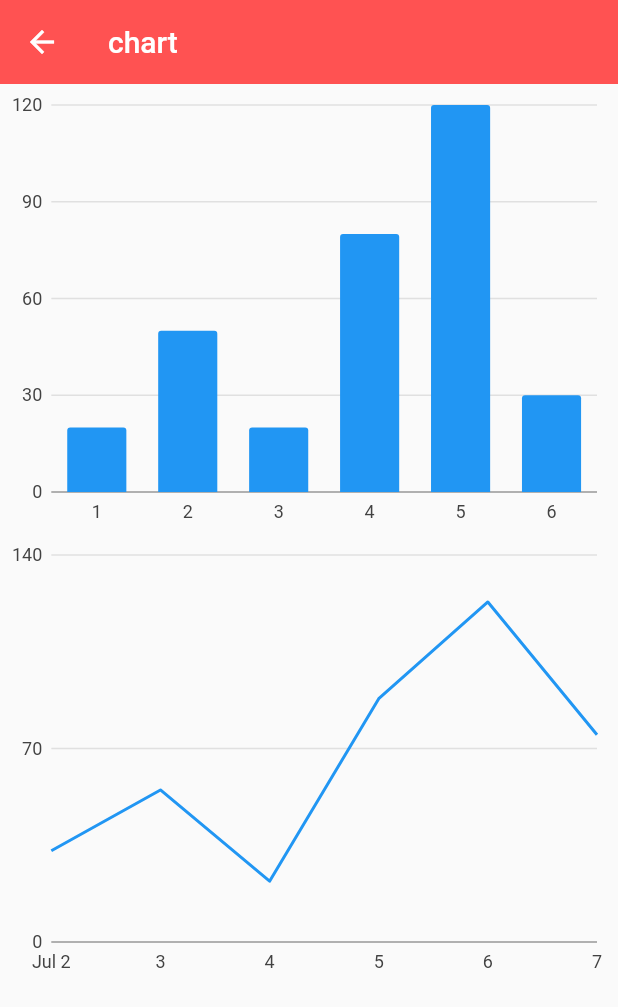
After one commit to hsir05/flutter_animation, a Flutter app: the ChartPage screen opened directly, on a phone screen of 412 x 824 dp. The commit adds this screen. Shown: the top 1007 px of the screen. Run offline on Flutter 3.47's test engine with Material 2 defaults, Android fonts, the phone set to English and light mode, and no system bars; our stand-ins replace charts_flutter, fluro; statements that could not run were skipped.

Commit message:
添加图表

```diff
--- a/lib/index_page.dart
+++ b/lib/index_page.dart
@@ -41,6 +41,7 @@ class _IndexPageState extends State<IndexPage> {
                 _listItem('3d', Icons.view_list,  '/threeD'),
                 _listItem('card翻转', Icons.card_travel,  '/card'),
                 _listItem('six', Icons.card_travel,  '/six'),
+                _listItem('chart', Icons.card_travel,  '/chart'),
             ],
           )
           );
--- /dev/null
+++ b/lib/pages/chart_page.dart
@@ -0,0 +1,93 @@
+import 'package:flutter/material.dart';
+import 'package:charts_flutter/flutter.dart' as charts;
+
+class ChartPage extends StatefulWidget {
+  @override
+  _ChartPageState createState() => _ChartPageState();
+}
+
+class _ChartPageState extends State<ChartPage> {
+
+  @override
+  Widget build(BuildContext context) {
+    return Scaffold(
+      appBar: AppBar(
+         brightness: Brightness.dark,
+          elevation: 0,
+          backgroundColor: Colors.redAccent,
+        title: Text('chart')
+      ),
+      body: Container(
+        child: ListView(
+          children: <Widget>[
+            Container(
+              height: 300,
+              child: getBar(),
+            ),
+            Container(
+              height: 300,
+              child: getLine(),
+            )
+          ],
+        ),
+      ),
+    );
+  }
+
+  Widget getLine() {
+    List<Linesales> dataLine = [
+      new Linesales(new DateTime(2019, 7, 2), 33),
+      new Linesales(new DateTime(2019, 7, 3), 55),
+      new Linesales(new DateTime(2019, 7, 4), 22),
+      new Linesales(new DateTime(2019, 7, 5), 88),
+      new Linesales(new DateTime(2019, 7, 6), 123),
+      new Linesales(new DateTime(2019, 7, 7), 75),
+    ];
+
+    var seriesLine = [
+      charts.Series<Linesales, DateTime>(
+        data: dataLine,
+        domainFn: (Linesales lines, _) => lines.time,
+        measureFn: (Linesales lines, _) => lines.sale,
+        id: "Lines",
+      )
+    ];
+    //是TimeSeriesChart，而不是LineChart,因为x轴是DataTime类
+    Widget line = charts.TimeSeriesChart(seriesLine);
+    //line = charts.LineChart(series);
+    return line;
+  }
+
+  Widget getBar() {
+    List<Barsales> dataBar = [
+      new Barsales("1", 20),
+      new Barsales("2", 50),
+      new Barsales("3", 20),
+      new Barsales("4", 80),
+      new Barsales("5", 120),
+      new Barsales("6", 30),
+    ];
+
+    var seriesBar = [
+      charts.Series(
+        data: dataBar,
+        domainFn: (Barsales sales, _) => sales.day,
+        measureFn: (Barsales sales, _) => sales.sale,
+        id: "Sales",
+      )
+    ];
+    return charts.BarChart(seriesBar);
+  }
+}
+
+class Barsales {
+  String day;
+  int sale;
+  Barsales(this.day, this.sale);
+}
+
+class Linesales {
+  DateTime time;
+  int sale;
+  Linesales(this.time, this.sale);
+}
--- a/lib/routers/router_handler.dart
+++ b/lib/routers/router_handler.dart
@@ -9,6 +9,7 @@ import '../pages/curves_page.dart';
 import '../pages/threeD_page.dart';
 import '../pages/card_page.dart';
 import '../pages/six_page.dart';
+import '../pages/chart_page.dart';
 
 Handler homeHandler = Handler(
   handlerFunc: (BuildContext context, Map<String, List<String>>params) {
@@ -56,3 +57,8 @@ Handler sixPageHandle = Handler(
   handlerFunc: (BuildContext context, Map<String, List<String>>params) {
   return SixPage();
 });
+
+Handler chartPageHandle = Handler(
+  handlerFunc: (BuildContext context, Map<String, List<String>>params) {
+  return ChartPage();
+});
--- a/lib/routers/routes.dart
+++ b/lib/routers/routes.dart
@@ -12,6 +12,7 @@ class Routes{
   static String threeD = '/threeD';
   static String card = '/card';
   static String six = '/six';
+  static String chart = '/chart';
 
   static void configureRoutes(Router router){
     router.notFoundHandler = new Handler(
@@ -29,5 +30,6 @@ class Routes{
     router.define(threeD, handler: threeDPageHandle);
     router.define(card, handler: cardPageHandle);
     router.define(six, handler: sixPageHandle);
+    router.define(chart, handler: chartPageHandle);
   }
 }
--- a/pubspec.yaml
+++ b/pubspec.yaml
@@ -20,6 +20,7 @@ dependencies:
   flutter:
     sdk: flutter
   fluro: ^1.5.1
+  charts_flutter: "^0.4.0"
 
   # The following adds the Cupertino Icons font to your application.
   # Use with the CupertinoIcons class for iOS style icons.
```
Also changed, not shown: pubspec.lock.
